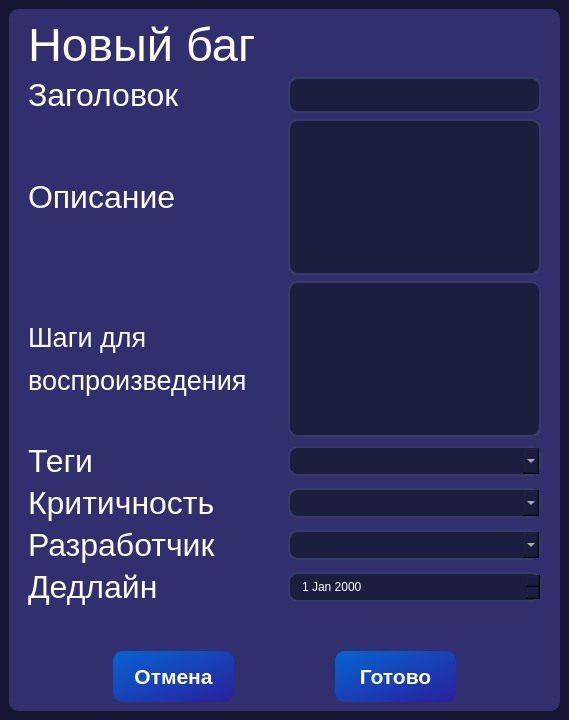
Above: interfaces/new_bag_card.ui from ArtShibaev/Bugtracker before the change. Below: the same form after it.
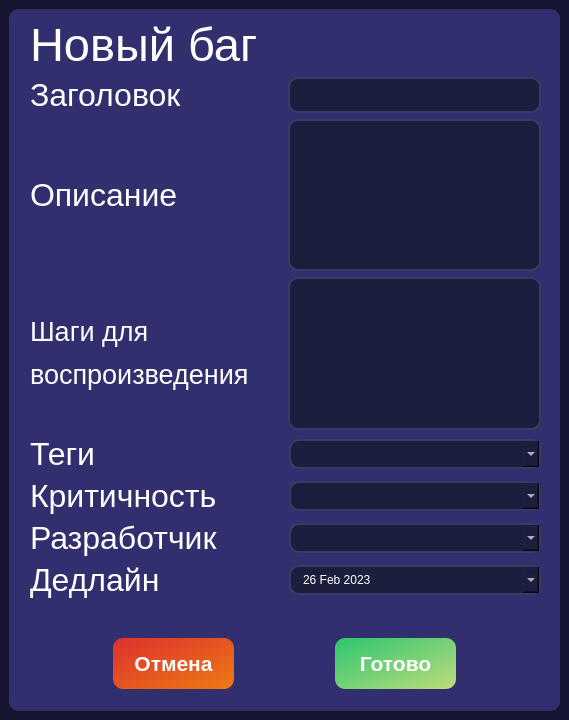
That is the form after the change.

Commit message: Отредачил интерфейс создания бага

```diff
--- a/interfaces/new_bag_card.ui
+++ b/interfaces/new_bag_card.ui
@@ -87,6 +87,9 @@
       <layout class="QGridLayout" name="gridLayout_2">
        <item row="2" column="0">
         <layout class="QHBoxLayout" name="horizontalLayout_8">
+         <property name="bottomMargin">
+          <number>13</number>
+         </property>
          <item>
           <widget class="QPushButton" name="pushButton_2">
            <property name="minimumSize">
@@ -102,7 +105,7 @@
             </size>
            </property>
            <property name="styleSheet">
-            <string notr="true">background-color: qlineargradient(spread:pad, x1:0, y1:0, x2:1, y2:1, stop:0 rgba(5, 100, 210, 255), stop:1 rgba(42, 32, 155, 255));
+            <string notr="true">background-color: qlineargradient(spread:pad, x1:0, y1:0, x2:1, y2:1, stop:0 rgba(221, 48, 48, 255), stop:1 rgba(237, 122, 17, 255));
 border-radius: 10px;
 color: white;
 font-weight: 800;
@@ -128,7 +131,7 @@
             </size>
            </property>
            <property name="styleSheet">
-            <string notr="true">background-color: qlineargradient(spread:pad, x1:0, y1:0, x2:1, y2:1, stop:0 rgba(5, 100, 210, 255), stop:1 rgba(42, 32, 155, 255));
+            <string notr="true">background-color: qlineargradient(spread:pad, x1:0, y1:0, x2:1, y2:1, stop:0 rgba(44, 197, 111, 255), stop:1 rgba(190, 220, 124, 255));
 border-radius: 10px;
 color: white;
 font-weight: 800;
@@ -144,7 +147,7 @@
        <item row="0" column="0">
         <layout class="QGridLayout" name="gridLayout">
          <property name="leftMargin">
-          <number>10</number>
+          <number>12</number>
          </property>
          <property name="rightMargin">
           <number>10</number>
@@ -224,6 +227,9 @@
            </item>
            <item>
             <layout class="QHBoxLayout" name="horizontalLayout_6">
+             <property name="spacing">
+              <number>-1</number>
+             </property>
              <item>
               <widget class="QLabel" name="label_3">
                <property name="styleSheet">
@@ -399,6 +405,22 @@
 outline: none;
 background: #1B1E3D;</string>
                </property>
+               <property name="dateTime">
+                <datetime>
+                 <hour>0</hour>
+                 <minute>0</minute>
+                 <second>0</second>
+                 <year>2023</year>
+                 <month>2</month>
+                 <day>26</day>
+                </datetime>
+               </property>
+               <property name="calendarPopup">
+                <bool>true</bool>
+               </property>
+               <property name="timeSpec">
+                <enum>Qt::LocalTime</enum>
+               </property>
               </widget>
              </item>
             </layout>
```
Left out of the diff: 29 changed lines with no effect on the pictures.
